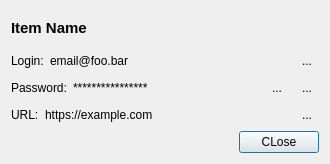
First picture: the form in View/ItemPopup.ui, repository cipher0ne/password-vault, before the edit.
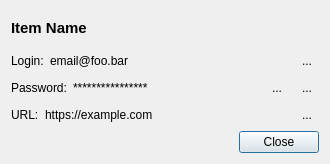
Second picture: the form after the edit. Icons and pictures are not drawn.

```diff
--- a/View/ItemPopup.ui
+++ b/View/ItemPopup.ui
@@ -203,7 +203,7 @@
        <item>
         <widget class="QPushButton" name="pushButton">
          <property name="text">
-          <string>CLose</string>
+          <string>Close</string>
          </property>
         </widget>
        </item>
```
